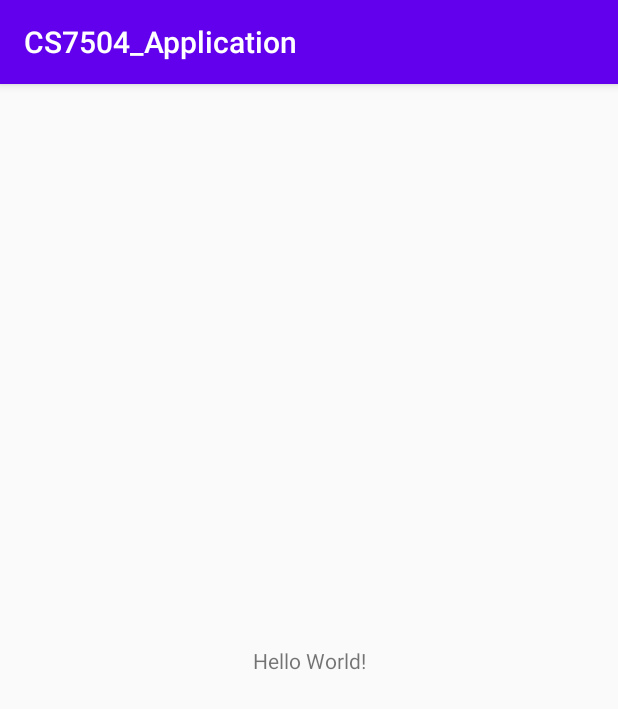
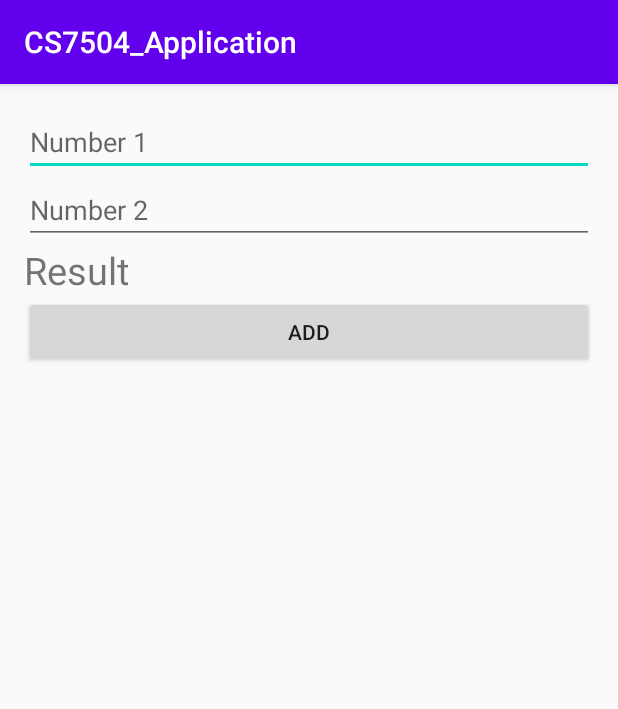
Before and after one commit to manal1245/CS7504_Application, an Android app: the screen it shows after launch (MainActivity), on a phone screen of 412 x 824 dp. Shown: the top 709 px of the screen. Run offline under Robolectric (Android 15) with nearby library versions, the phone set to English and light mode, and no system bars.

Commit message:
Second Commit - In this I have added some edit_text and button into the activity_main.

```diff
--- a/app/src/main/res/layout/activity_main.xml
+++ b/app/src/main/res/layout/activity_main.xml
@@ -1,19 +1,43 @@
 <?xml version="1.0" encoding="utf-8"?>
-<androidx.constraintlayout.widget.ConstraintLayout xmlns:android="http://schemas.android.com/apk/res/android"
+<LinearLayout
+    xmlns:android="http://schemas.android.com/apk/res/android"
     xmlns:app="http://schemas.android.com/apk/res-auto"
     xmlns:tools="http://schemas.android.com/tools"
+    android:layout_height="match_parent"
+    android:orientation="vertical"
     android:layout_width="match_parent"
-    android:layout_height="match_parent"
-    tools:context=".MainActivity">
+    android:paddingBottom="16dp"
+    android:paddingTop="16dp"
+    android:paddingLeft="16dp"
+    android:paddingRight="16dp"
+    android:id="@+id/activity_main">
 
+    <EditText
+        android:id="@+id/number1"
+        android:hint="Number 1"
+        android:layout_width="match_parent"
+        android:layout_height="wrap_content"
+        android:ems="10"
+        android:inputType="number" />
+
+    <EditText
+        android:id="@+id/number2"
+        android:hint="Number 2"
+        android:layout_width="match_parent"
+        android:layout_height="wrap_content"
+        android:ems="10"
+        android:inputType="number" />
     <TextView
-        android:id="@+id/textView"
-        android:layout_width="wrap_content"
+        android:id="@+id/result"
+        android:textSize="25sp"
+        android:layout_width="match_parent"
         android:layout_height="wrap_content"
-        android:text="Hello World!"
-        app:layout_constraintBottom_toBottomOf="parent"
-        app:layout_constraintLeft_toLeftOf="parent"
-        app:layout_constraintRight_toRightOf="parent"
-        app:layout_constraintTop_toTopOf="parent" />
+        android:text="Result" />
 
-</androidx.constraintlayout.widget.ConstraintLayout>
+    <Button
+        android:id="@+id/Add"
+        android:layout_width="match_parent"
+        android:layout_height="wrap_content"
+        android:text="Add" />
+
+</LinearLayout>
```
